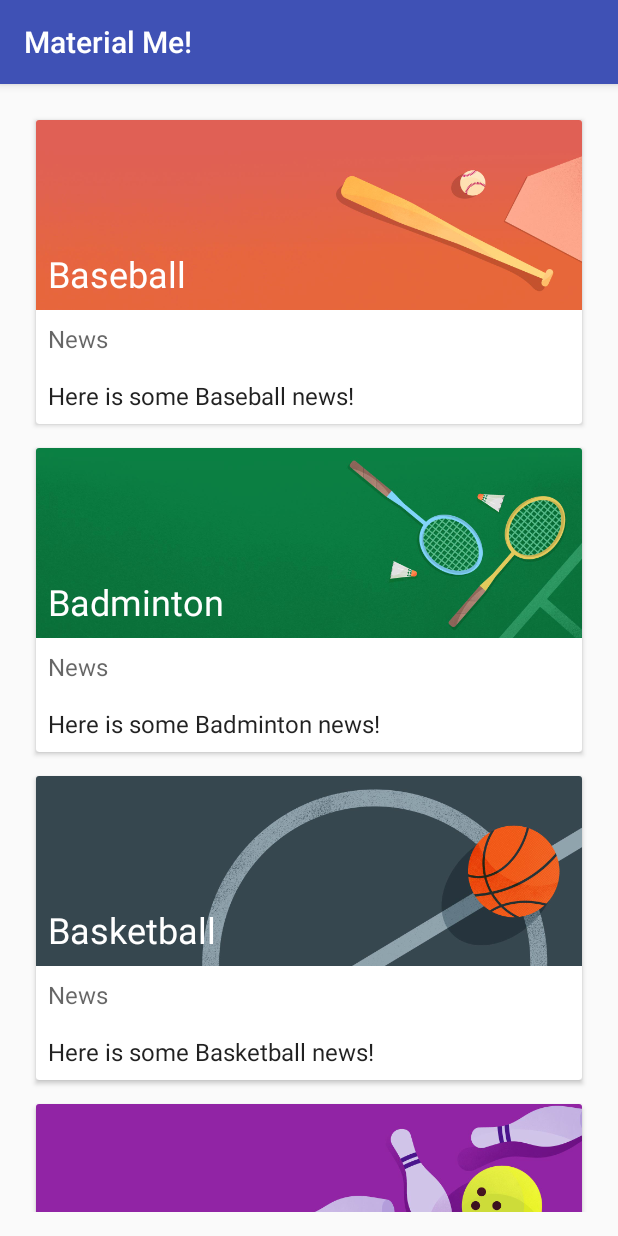
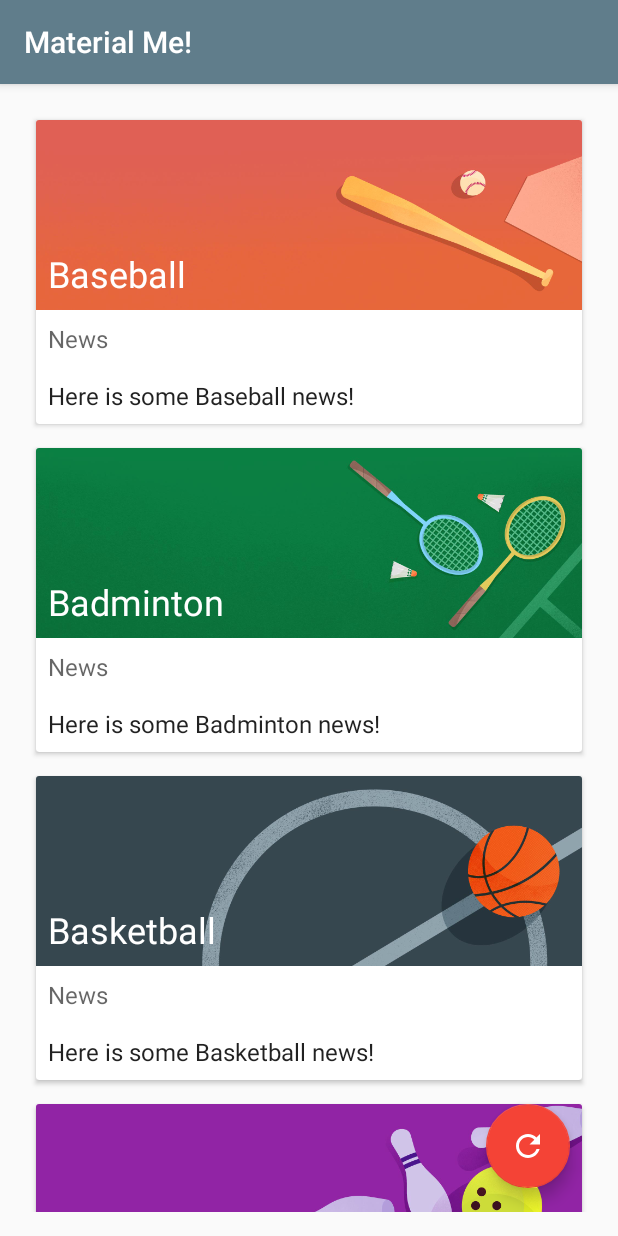
Before and after one commit to google-developer-training/android-fundamentals-starter-apps-v2, an Android app: the screen it shows after launch (MainActivity), on a phone screen of 412 x 824 dp. Run offline under Robolectric (Android 15) with nearby library versions, the phone set to English and light mode, and no system bars; pictures from the network do not load.

Commit message:
Added FAB button to reset news array.

```diff
--- a/MaterialMe-Starter/app/build.gradle
+++ b/MaterialMe-Starter/app/build.gradle
@@ -25,5 +25,6 @@ dependencies {
     implementation 'com.android.support:appcompat-v7:27.1.1'
     implementation 'com.android.support:recyclerview-v7:27.1.1'
     implementation 'com.android.support:cardview-v7:27.1.1'
+    implementation 'com.android.support:design:27.1.1'
     implementation 'com.github.bumptech.glide:glide:3.7.0'
 }
--- a/MaterialMe-Starter/app/src/main/java/com/example/android/materialme/MainActivity.java
+++ b/MaterialMe-Starter/app/src/main/java/com/example/android/materialme/MainActivity.java
@@ -22,6 +22,7 @@ import android.support.v7.app.AppCompatActivity;
 import android.support.v7.widget.LinearLayoutManager;
 import android.support.v7.widget.RecyclerView;
 import android.support.v7.widget.helper.ItemTouchHelper;
+import android.view.View;
 
 import java.util.ArrayList;
 import java.util.Collections;
@@ -106,4 +107,6 @@ public class MainActivity extends AppCompatActivity {
         mAdapter.notifyDataSetChanged();
     }
 
+    public void resetSports(View view) {
+    }
 }
--- /dev/null
+++ b/MaterialMe-Starter/app/src/main/res/drawable/ic_reset.xml
@@ -0,0 +1,9 @@
+<vector xmlns:android="http://schemas.android.com/apk/res/android"
+        android:width="24dp"
+        android:height="24dp"
+        android:viewportWidth="24.0"
+        android:viewportHeight="24.0">
+    <path
+        android:fillColor="#FF000000"
+        android:pathData="M17.65,6.35C16.2,4.9 14.21,4 12,4c-4.42,0 -7.99,3.58 -7.99,8s3.57,8 7.99,8c3.73,0 6.84,-2.55 7.73,-6h-2.08c-0.82,2.33 -3.04,4 -5.65,4 -3.31,0 -6,-2.69 -6,-6s2.69,-6 6,-6c1.66,0 3.14,0.69 4.22,1.78L13,11h7V4l-2.35,2.35z"/>
+</vector>
--- a/MaterialMe-Starter/app/src/main/res/layout/activity_main.xml
+++ b/MaterialMe-Starter/app/src/main/res/layout/activity_main.xml
@@ -29,5 +29,14 @@
         android:scrollbars="vertical"
         android:layout_width="match_parent"
         android:layout_height="match_parent" />
+    <android.support.design.widget.FloatingActionButton
+        android:layout_width="wrap_content"
+        android:layout_height="wrap_content"
+        android:layout_alignParentBottom="true"
+        android:layout_alignParentRight="true"
+        android:layout_margin="16dp"
+        android:src="@drawable/ic_reset"
+        android:tint="@android:color/white"
+        android:onClick="resetSports"/>
 
 </RelativeLayout>
--- a/MaterialMe-Starter/app/src/main/res/values/colors.xml
+++ b/MaterialMe-Starter/app/src/main/res/values/colors.xml
@@ -15,7 +15,7 @@
   limitations under the License.
   -->
 <resources>
-    <color name="colorPrimary">#3F51B5</color>
-    <color name="colorPrimaryDark">#303F9F</color>
-    <color name="colorAccent">#FF4081</color>
+    <color name="colorPrimary">#607D8B</color>
+    <color name="colorPrimaryDark">#37474F</color>
+    <color name="colorAccent">#F44336</color>
 </resources>
```
